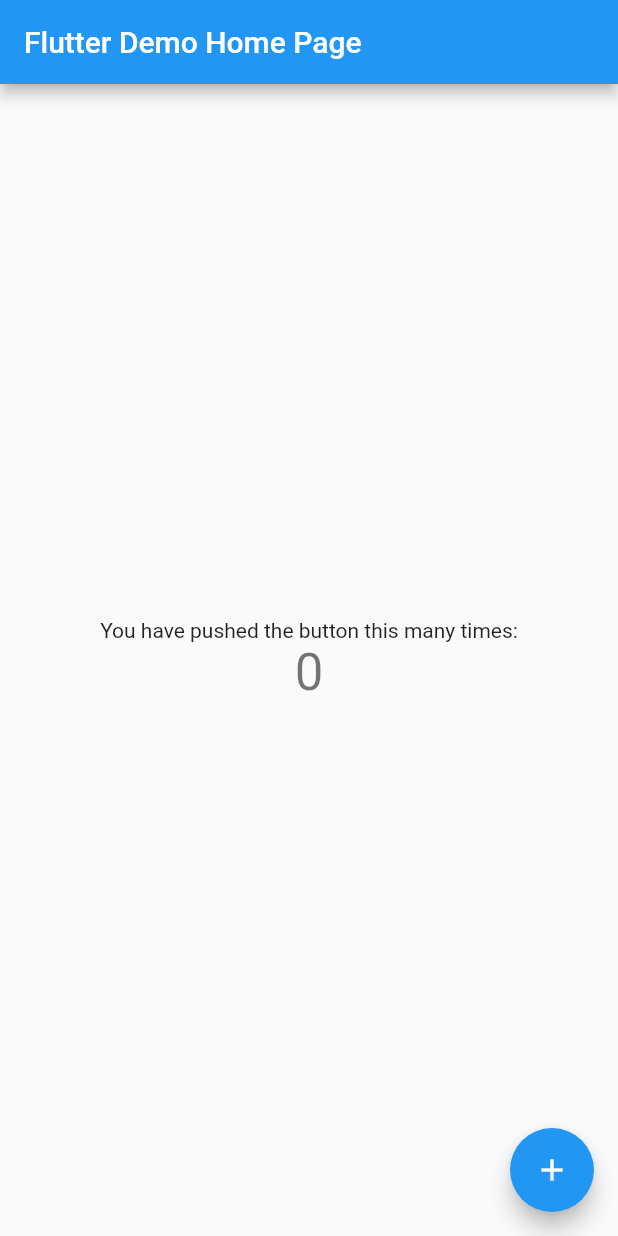
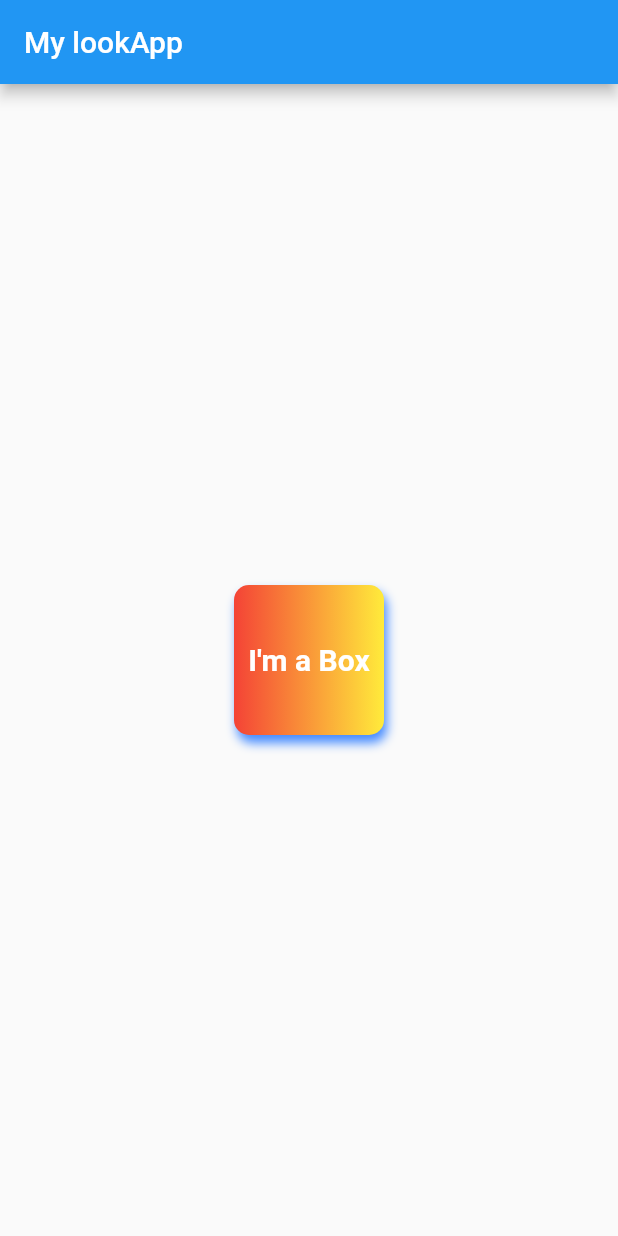
Before and after one commit to surajmgr/Flutter_Practice_firstApp, a Flutter app: the screen it shows after launch, on a phone screen of 412 x 824 dp. Run offline on Flutter 3.47's test engine with Material 2 defaults, Android fonts, the phone set to English and light mode, and no system bars.

Commit message:
ch2 completed

```diff
--- a/lib/main.dart
+++ b/lib/main.dart
@@ -1,115 +1,52 @@
 import 'package:flutter/material.dart';
 
 void main() {
-  runApp(const MyApp());
+  runApp(const MaterialApp(
+    title: "My first app",
+    home: HomePage(),
+  ));
 }
 
-class MyApp extends StatelessWidget {
-  const MyApp({Key? key}) : super(key: key);
+class HomePage extends StatelessWidget {
+  const HomePage({Key? key}) : super(key: key);
 
-  // This widget is the root of your application.
   @override
   Widget build(BuildContext context) {
-    return MaterialApp(
-      title: 'Flutter Demo',
-      theme: ThemeData(
-        // This is the theme of your application.
-        //
-        // Try running your application with "flutter run". You'll see the
-        // application has a blue toolbar. Then, without quitting the app, try
-        // changing the primarySwatch below to Colors.green and then invoke
-        // "hot reload" (press "r" in the console where you ran "flutter run",
-        // or simply save your changes to "hot reload" in a Flutter IDE).
-        // Notice that the counter didn't reset back to zero; the application
-        // is not restarted.
-        primarySwatch: Colors.blue,
+    return Scaffold(
+      appBar: AppBar(
+        title: const Text("My lookApp"),
       ),
-      home: const MyHomePage(title: 'Flutter Demo Home Page'),
+      body: Center(
+        child: Container(
+          padding: const EdgeInsets.all(8),
+          alignment: Alignment.center,
+          width: 100,
+          height: 100,
+          decoration: BoxDecoration(
+            borderRadius: BorderRadius.circular(10),
+            boxShadow: const [
+              BoxShadow(
+                color: Colors.blueAccent,
+                blurRadius: 5,
+                offset: Offset(2.0, 5.0),
+              ),
+            ],
+            color: Colors.amberAccent,
+            gradient: const LinearGradient(
+              colors: [Colors.red, Colors.yellow],
+            ),
+          ),
+          child: const Text(
+            "I'm a Box",
+            textAlign: TextAlign.center,
+            style: TextStyle(
+              color: Colors.white,
+              fontWeight: FontWeight.bold,
+              fontSize: 20,
+            ),
+          ),
+        ),
+      ),
     );
   }
 }
-
-class MyHomePage extends StatefulWidget {
-  const MyHomePage({Key? key, required this.title}) : super(key: key);
-
-  // This widget is the home page of your application. It is stateful, meaning
-  // that it has a State object (defined below) that contains fields that affect
-  // how it looks.
-
-  // This class is the configuration for the state. It holds the values (in this
-  // case the title) provided by the parent (in this case the App widget) and
-  // used by the build method of the State. Fields in a Widget subclass are
-  // always marked "final".
-
-  final String title;
-
-  @override
-  State<MyHomePage> createState() => _MyHomePageState();
-}
-
-class _MyHomePageState extends State<MyHomePage> {
-  int _counter = 0;
-
-  void _incrementCounter() {
-    setState(() {
-      // This call to setState tells the Flutter framework that something has
-      // changed in this State, which causes it to rerun the build method below
-      // so that the display can reflect the updated values. If we changed
-      // _counter without calling setState(), then the build method would not be
-      // called again, and so nothing would appear to happen.
-      _counter++;
-    });
-  }
-
-  @override
-  Widget build(BuildContext context) {
-    // This method is rerun every time setState is called, for instance as done
-    // by the _incrementCounter method above.
-    //
-    // The Flutter framework has been optimized to make rerunning build methods
-    // fast, so that you can just rebuild anything that needs updating rather
-    // than having to individually change instances of widgets.
-    return Scaffold(
-      appBar: AppBar(
-        // Here we take the value from the MyHomePage object that was created by
-        // the App.build method, and use it to set our appbar title.
-        title: Text(widget.title),
-      ),
-      body: Center(
-        // Center is a layout widget. It takes a single child and positions it
-        // in the middle of the parent.
-        child: Column(
-          // Column is also a layout widget. It takes a list of children and
-          // arranges them vertically. By default, it sizes itself to fit its
-          // children horizontally, and tries to be as tall as its parent.
-          //
-          // Invoke "debug painting" (press "p" in the console, choose the
-          // "Toggle Debug Paint" action from the Flutter Inspector in Android
-          // Studio, or the "Toggle Debug Paint" command in Visual Studio Code)
-          // to see the wireframe for each widget.
-          //
-          // Column has various properties to control how it sizes itself and
-          // how it positions its children. Here we use mainAxisAlignment to
-          // center the children vertically; the main axis here is the vertical
-          // axis because Columns are vertical (the cross axis would be
-          // horizontal).
-          mainAxisAlignment: MainAxisAlignment.center,
-          children: <Widget>[
-            const Text(
-              'You have pushed the button this many times:',
-            ),
-            Text(
-              '$_counter',
-              style: Theme.of(context).textTheme.headline4,
-            ),
-          ],
-        ),
-      ),
-      floatingActionButton: FloatingActionButton(
-        onPressed: _incrementCounter,
-        tooltip: 'Increment',
-        child: const Icon(Icons.add),
-      ), // This trailing comma makes auto-formatting nicer for build methods.
-    );
-  }
-}
```
